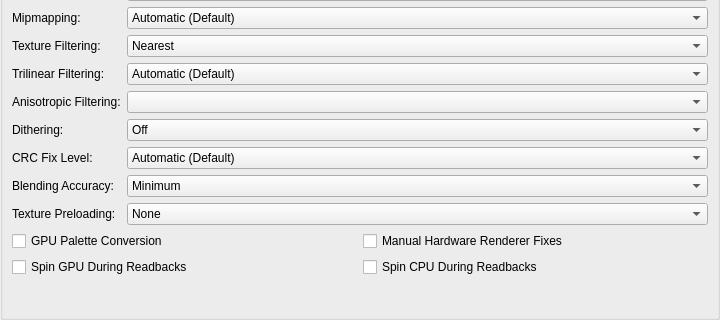
Before: the Qt Designer form pcsx2-qt/Settings/GraphicsSettingsWidget.ui in PCSX2/pcsx2, drawn with Qt 5; both pictures show x 0 to 720 and y 159 to 479 of the 720 by 479 pixel window.
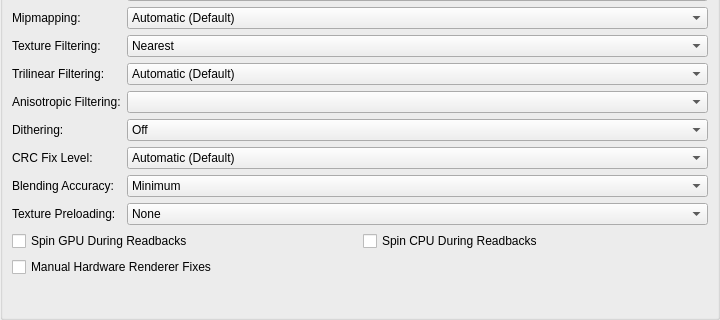
After: the same form once the commit is applied. The open tabs and pages were chosen to show the change.

Commit message: Qt: Move GPU Palette Conversion to HW Fixes

Diff of the .ui file:
```diff
--- a/pcsx2-qt/Settings/GraphicsSettingsWidget.ui
+++ b/pcsx2-qt/Settings/GraphicsSettingsWidget.ui
@@ -710,27 +710,20 @@
        <item row="9" column="0" colspan="2">
         <layout class="QGridLayout" name="basicCheckboxGridLayout">
          <item row="0" column="0">
-          <widget class="QCheckBox" name="gpuPaletteConversion">
-           <property name="text">
-            <string>GPU Palette Conversion</string>
-           </property>
-          </widget>
-         </item>
-         <item row="0" column="1">
-          <widget class="QCheckBox" name="enableHWFixes">
-           <property name="text">
-            <string>Manual Hardware Renderer Fixes</string>
-           </property>
-          </widget>
-         </item>
-         <item row="1" column="0">
           <widget class="QCheckBox" name="spinGPUDuringReadbacks">
            <property name="text">
             <string>Spin GPU During Readbacks</string>
            </property>
           </widget>
          </item>
-         <item row="1" column="1">
+         <item row="1" column="0">
+          <widget class="QCheckBox" name="enableHWFixes">
+           <property name="text">
+            <string>Manual Hardware Renderer Fixes</string>
+           </property>
+          </widget>
+         </item>
+         <item row="0" column="1">
           <widget class="QCheckBox" name="spinCPUDuringReadbacks">
            <property name="text">
             <string>Spin CPU During Readbacks</string>
@@ -1068,6 +1061,13 @@
            </property>
           </widget>
          </item>
+         <item row="4" column="1">
+          <widget class="QCheckBox" name="gpuPaletteConversion">
+           <property name="text">
+            <string>GPU Palette Conversion</string>
+           </property>
+          </widget>
+         </item>
         </layout>
        </item>
        <item row="4" column="0">
```
